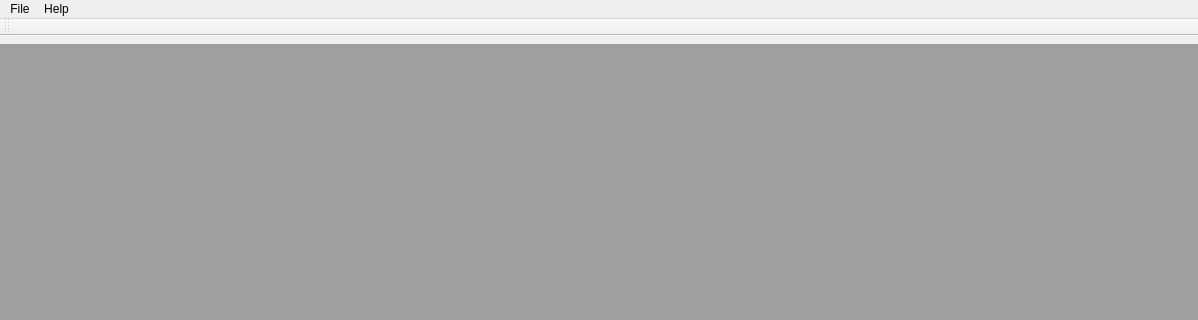
The window that src/exe/ui3/MainWindow.ui (ate47/atian-cod-tools) describes before a commit, drawn with Qt 5; both pictures show x 0 to 1198 and y 0 to 320 of the 1198 by 800 pixel window.
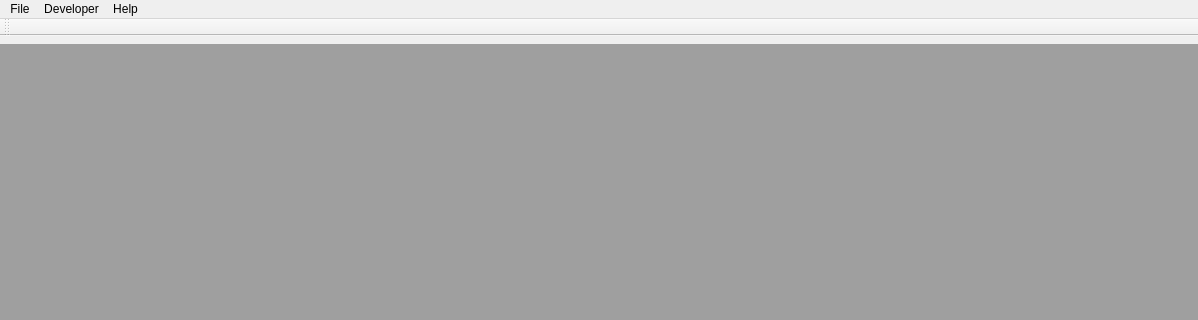
The same window after the commit.

Diff of the .ui file:
```diff
--- a/src/exe/ui3/MainWindow.ui
+++ b/src/exe/ui3/MainWindow.ui
@@ -46,7 +46,15 @@
     </property>
     <addaction name="actionAbout"/>
    </widget>
+   <widget class="QMenu" name="menuHashes">
+    <property name="title">
+     <string>Developer</string>
+    </property>
+    <addaction name="actionT89Error"/>
+    <addaction name="actionHash"/>
+   </widget>
    <addaction name="menuFile"/>
+   <addaction name="menuHashes"/>
    <addaction name="menuHelp"/>
   </widget>
   <widget class="QToolBar" name="toolBar">
```
Left out of the diff: 10 changed lines with no effect on the pictures.
